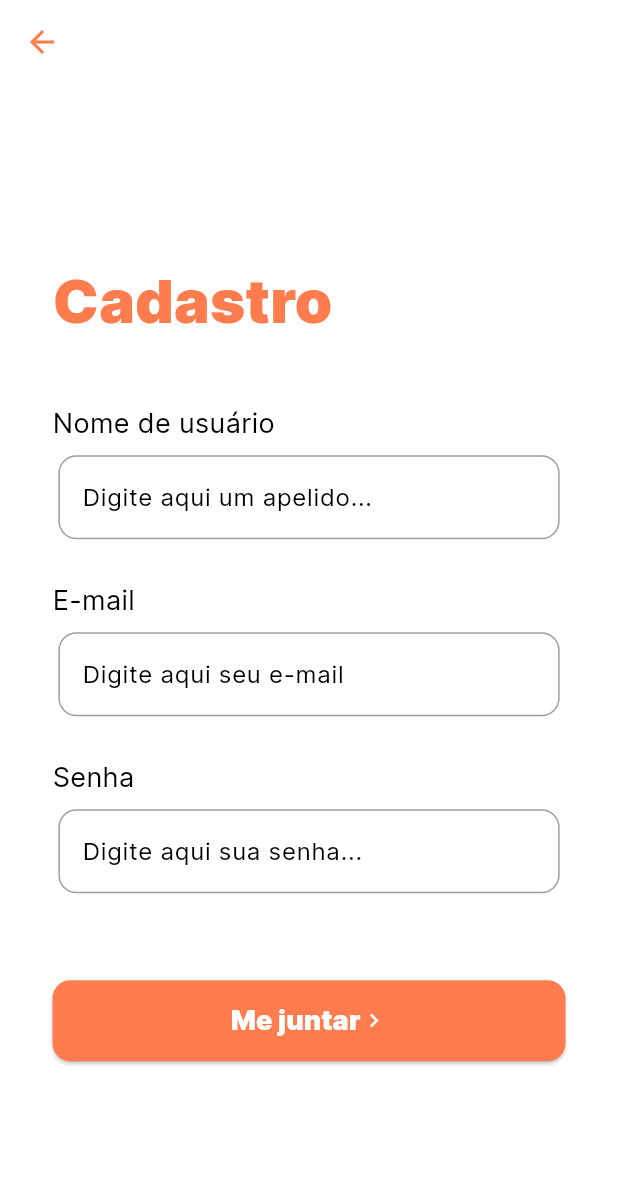
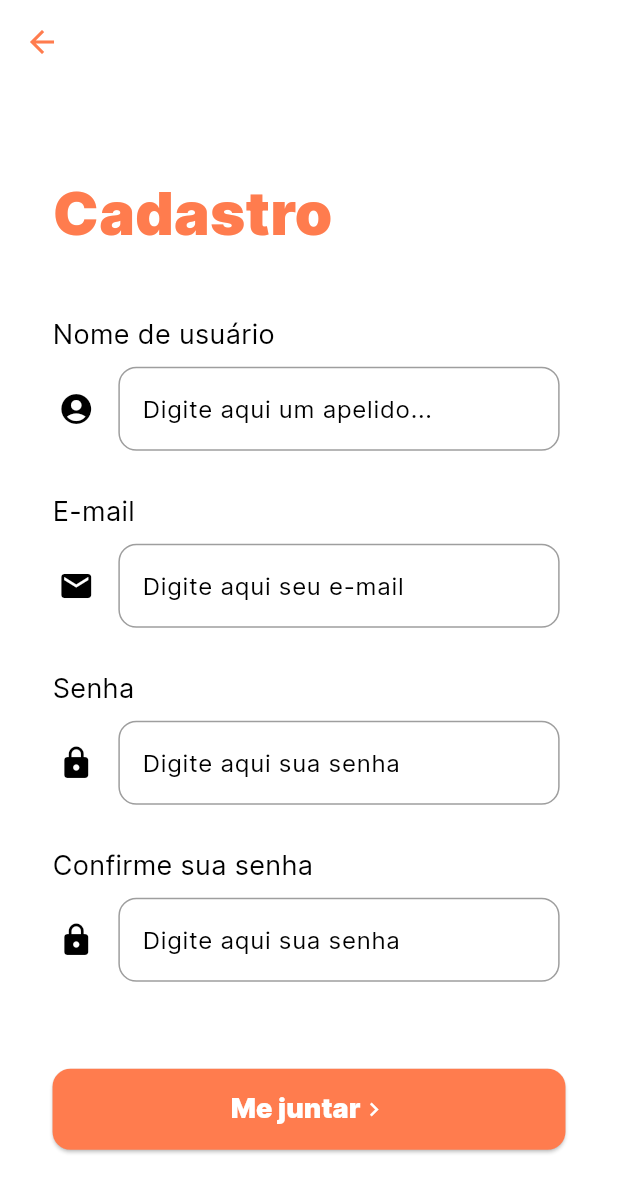
Before and after one commit to morgixin/planner, a Flutter app: the screen it shows after launch, after a tap on "Fazer cadastro", on a phone screen of 412 x 824 dp. Shown: the top 1193 px of the screen. Run offline on Flutter 3.47's test engine with Material 3 defaults, Android fonts, the phone set to English and light mode, and no system bars; our stand-ins replace sqflite; accounts and stored records are empty.

Commit message:
db login cad

```diff
--- /dev/null
+++ b/lib/JSON/users.dart
@@ -0,0 +1,36 @@
+
+import 'dart:convert';
+
+Users usersFromMap(String str) => Users.fromMap(json.decode(str));
+
+String usersToMap(Users data) => json.encode(data.toMap());
+
+class Users {
+  final int? usrId;
+  final String? usrName;
+  final String email;
+  final String password;
+
+  Users({
+    this.usrId,
+    this.usrName,
+    required this.email,
+    required this.password,
+  });
+
+  //These json value must be same as your column name in database that we have already defined
+  //one column didn't match
+  factory Users.fromMap(Map<String, dynamic> json) => Users(
+    usrId: json["usrId"],
+    email: json["email"],
+    usrName: json["usrName"],
+    password: json["usrPassword"],
+  );
+
+  Map<String, dynamic> toMap() => {
+    "usrId": usrId,
+    "email": email,
+    "usrName": usrName,
+    "usrPassword": password,
+  };
+}
--- a/lib/main.dart
+++ b/lib/main.dart
@@ -13,6 +13,7 @@ class MyApp extends StatelessWidget {
   @override
   Widget build(BuildContext context) {
     return MaterialApp(
+      debugShowCheckedModeBanner: false,
       title: 'Planner',
       theme: ThemeData(
         colorScheme: colorScheme(context),
--- a/lib/pages/SignIn.dart
+++ b/lib/pages/SignIn.dart
@@ -1,6 +1,12 @@
 // ignore_for_file: prefer_const_constructors, prefer_const_literals_to_create_immutables
 
 import 'package:flutter/material.dart';
+import 'package:path/path.dart';
+import 'package:sqflite/sqflite.dart';
+import '../sqlite/database_helper.dart';
+import '../JSON/users.dart';
+import 'widgets/textfieldLogin.dart';
+import '../pages/Login.dart';
 
 class SignIn extends StatefulWidget {
   const SignIn({super.key});
@@ -10,30 +16,30 @@ class SignIn extends StatefulWidget {
 }
 
 class _SignInScreenHome extends State<SignIn> {
+  final email = TextEditingController();
+  final usrName = TextEditingController();
+  final password = TextEditingController();
+  final confirmPassword = TextEditingController();
+  final db = DatabaseHelper();
+
   @override
   Widget build(BuildContext context) {
     return Scaffold(
       backgroundColor: Colors.white,
-      appBar: AppBar(backgroundColor: Colors.white, foregroundColor: Theme.of(context).colorScheme.error),
-      body: _SignInScreen(context),
-    );
-  }
-}
-
-Widget _SignInScreen(context) {
-  click() {
-    print('ai! me c.licou mane');
-  }
-
-  return Container(
+      appBar: AppBar(
+          backgroundColor: Colors.white,
+          foregroundColor: Theme.of(context).colorScheme.error),
+      body: Container(
         alignment: Alignment.center,
         child: Column(
             mainAxisAlignment: MainAxisAlignment.center,
             crossAxisAlignment: CrossAxisAlignment.center,
             children: [
               SizedBox(
-          width: MediaQuery.of(context).size.width*0.83,
-          child: Text('Cadastro', style: TextStyle(
+                width: MediaQuery.of(context).size.width * 0.83,
+                child: Text(
+                  'Cadastro',
+                  style: TextStyle(
                     color: Theme.of(context).colorScheme.error,
                     fontFamily: 'Inter',
                     fontWeight: FontWeight.w900,
@@ -41,93 +47,120 @@ Widget _SignInScreen(context) {
                   ),
                 ),
               ),
-
               SizedBox(height: 40),
-
-        SizedBox(width: MediaQuery.of(context).size.width*0.83,
-          child: Text("Nome de usuário", style: TextStyle(fontSize: 18),)),
               SizedBox(
-          width: MediaQuery.of(context).size.width*0.85,
-          child: Padding(
-            padding: const EdgeInsets.all(8.0),
-            child: TextField(
-              decoration: InputDecoration(
-                border: OutlineInputBorder(
-                  borderRadius: BorderRadius.all(Radius.circular(12)),
-                ),
-                enabledBorder: OutlineInputBorder(
-                  borderRadius: BorderRadius.all(Radius.circular(12)),
-                  borderSide: BorderSide(color: Colors.grey)),
-                hintText: 'Digite aqui um apelido...'),
-            ),
-          ),
-        ),
+                  width: MediaQuery.of(context).size.width * 0.83,
+                  child: Text(
+                    "Nome de usuário",
+                    style: TextStyle(fontSize: 18),
+                  )),
+              InputField(
+                  hint: "Digite aqui um apelido...",
+                  icon: Icons.account_circle,
+                  controller: usrName),
               SizedBox(height: 20),
-
-        SizedBox(width: MediaQuery.of(context).size.width*0.83,
-          child: Text("E-mail", style: TextStyle(fontSize: 18),)),
               SizedBox(
-          width: MediaQuery.of(context).size.width*0.85,
-          child: Padding(
-            padding: const EdgeInsets.all(8.0),
-            child: TextField(
-              decoration: InputDecoration(
-                fillColor: Colors.grey,
-                border: OutlineInputBorder(
-                  borderRadius: BorderRadius.all(Radius.circular(12)),
-                ),
-                enabledBorder: OutlineInputBorder(
-                  borderRadius: BorderRadius.all(Radius.circular(12)),
-                  borderSide: BorderSide(color: Colors.grey)),
-                hintText: 'Digite aqui seu e-mail'),
-            ),
-          ),
-        ),
+                  width: MediaQuery.of(context).size.width * 0.83,
+                  child: Text(
+                    "E-mail",
+                    style: TextStyle(fontSize: 18),
+                  )),
+              InputField(
+                  hint: "Digite aqui seu e-mail",
+                  icon: Icons.email,
+                  controller: email),
               SizedBox(height: 20),
-
-        SizedBox(width: MediaQuery.of(context).size.width*0.83,
-          child: Text("Senha", style: TextStyle(fontSize: 18),)),
               SizedBox(
-          width: MediaQuery.of(context).size.width*0.85,
-          child: Padding(
-            padding: const EdgeInsets.all(8.0),
-            child: TextField(
-              decoration: InputDecoration(
-                hintText: 'Digite aqui sua senha...',
-                border: OutlineInputBorder(
-                  borderRadius: BorderRadius.all(Radius.circular(12)),
-                ),
-                enabledBorder: OutlineInputBorder(
-                  borderRadius: BorderRadius.all(Radius.circular(12)),
-                  borderSide: BorderSide(color: Colors.grey)),),
-            ),
-          ),
-        ),
+                  width: MediaQuery.of(context).size.width * 0.83,
+                  child: Text(
+                    "Senha",
+                    style: TextStyle(fontSize: 18),
+                  )),
+              InputField(
+                  hint: "Digite aqui sua senha",
+                  icon: Icons.lock,
+                  controller: password,
+                  passwordInvisible: true),
+              SizedBox(height: 20),
+              SizedBox(
+                  width: MediaQuery.of(context).size.width * 0.83,
+                  child: Text(
+                    "Confirme sua senha",
+                    style: TextStyle(fontSize: 18),
+                  )),
+              InputField(
+                  hint: "Digite aqui sua senha",
+                  icon: Icons.lock,
+                  controller: confirmPassword,
+                  passwordInvisible: true),
               SizedBox(height: 50),
-
               SizedBox(
-        width: MediaQuery.of(context).size.width*0.83,
+                width: MediaQuery.of(context).size.width * 0.83,
                 height: 54,
                 child: ElevatedButton(
                   style: ButtonStyle(
                       backgroundColor: MaterialStateProperty.all<Color>(
-              Theme.of(context).colorScheme.error
-            ),
+                          Theme.of(context).colorScheme.error),
                       shape: MaterialStateProperty.all<RoundedRectangleBorder>(
                           RoundedRectangleBorder(
                         borderRadius: BorderRadius.circular(12.0),
-              )
-            )
+                      ))),
+                  onPressed: () async {
+                    Users? usrDetails = await db.getUser(email.text);
+                    var userExists = await db.authenticate(
+                        Users(email: email.text, password: password.text));
+                    if (userExists) {
+                      showDialog(
+                        context: context,
+                        builder: (context) => AlertDialog(
+                          title: Text('Erro de Cadastro'),
+                          content: Text(
+                              'Usuário já existe. Tente um nome diferente.'),
+                          actions: [
+                            TextButton(
+                              onPressed: () {
+                                Navigator.of(context).pop();
+                              },
+                              child: Text('OK'),
                             ),
-        onPressed: click,
+                          ],
+                        ),
+                      );
+                    } else {
+                      var res = await db.createUser(Users(
+                          email: email.text,
+                          usrName: usrName.text,
+                          password: password.text));
+                      if (res > 0) {
+                        if (!mounted) return;
+                        Navigator.push(
+                            context,
+                            MaterialPageRoute(
+                                builder: (context) => const Login()));
+                      }
+                    }
+                  },
                   child: Row(
                     mainAxisAlignment: MainAxisAlignment.center,
                     children: [
-            Text("Me juntar", style: TextStyle(fontFamily: 'Inter', fontWeight: FontWeight.w900, fontSize: 18, color: Colors.white),),
-            Icon(Icons.chevron_right, color: Colors.white,),
+                      Text(
+                        "Me juntar",
+                        style: TextStyle(
+                            fontFamily: 'Inter',
+                            fontWeight: FontWeight.w900,
+                            fontSize: 18,
+                            color: Colors.white),
+                      ),
+                      Icon(
+                        Icons.chevron_right,
+                        color: Colors.white,
+                      ),
                     ],
-        ),),
+                  ),
+                ),
               ),
             ]),
+      ),
     );
   }
+}
--- /dev/null
+++ b/lib/pages/widgets/textfieldLogin.dart
@@ -0,0 +1,41 @@
+//Our custom textfield
+
+import 'package:flutter/material.dart';
+import 'package:planner/colors.dart';
+
+class InputField extends StatelessWidget {
+  final String hint;
+  final IconData icon;
+  final bool passwordInvisible;
+  final TextEditingController controller;
+  const InputField(
+      {super.key,
+      required this.hint,
+      required this.icon,
+      required this.controller,
+      this.passwordInvisible = false});
+
+  @override
+  Widget build(BuildContext context) {
+    return SizedBox(
+      width: MediaQuery.of(context).size.width * 0.85,
+      child: Padding(
+        padding: const EdgeInsets.all(8.0),
+        child: TextFormField(
+          obscureText: passwordInvisible,
+          controller: controller,
+          decoration: InputDecoration(
+              icon: Icon(icon),
+              fillColor: Colors.grey,
+              border: OutlineInputBorder(
+                borderRadius: BorderRadius.all(Radius.circular(12)),
+              ),
+              enabledBorder: OutlineInputBorder(
+                  borderRadius: BorderRadius.all(Radius.circular(12)),
+                  borderSide: BorderSide(color: Colors.grey)),
+              hintText: hint),
+        ),
+      ),
+    );
+  }
+}
--- /dev/null
+++ b/lib/sqlite/database_helper.dart
@@ -0,0 +1,59 @@
+import 'package:path/path.dart';
+import 'package:sqflite/sqflite.dart';
+
+import '../JSON/users.dart';
+
+class DatabaseHelper {
+  final databaseName = "auth.db";
+
+  //Tables
+
+  //Don't put a comma at the end of a column in sqlite
+
+  String user = '''
+    CREATE TABLE users (
+      id INTEGER PRIMARY KEY AUTOINCREMENT,
+      name VARCHAR NOT NULL,
+      email VARCHAR NOT NULL,
+      password VARCHAR NOT NULL
+    )
+   ''';
+
+  //Our connection is ready
+  Future<Database> initDB() async {
+    final databasePath = await getDatabasesPath();
+    final path = join(databasePath, databaseName);
+
+    return openDatabase(path, version: 1, onCreate: (db, version) async {
+      await db.execute(user);
+    });
+  }
+
+  //Function methods
+
+  //Authentication
+  Future<bool> authenticate(Users usr) async {
+    final Database db = await initDB();
+    var result = await db.rawQuery(
+        "select * from users where usrName = '${usr.usrName}' AND usrPassword = '${usr.password}' ");
+    if (result.isNotEmpty) {
+      return true;
+    } else {
+      return false;
+    }
+  }
+
+  //Sign up
+  Future<int> createUser(Users usr) async {
+    final Database db = await initDB();
+    return db.insert("users", usr.toMap());
+  }
+
+  //Get current User details
+  Future<Users?> getUser(String usrName) async {
+    final Database db = await initDB();
+    var res =
+        await db.query("users", where: "usrName = ?", whereArgs: [usrName]);
+    return res.isNotEmpty ? Users.fromMap(res.first) : null;
+  }
+}
```
Also changed, not shown: lib/pages/Home.dart (+6 -1 lines), lib/pages/Login.dart (+88 -60 lines), lib/helper/account_helper.dart (deleted), lib/sqlite/task_helper.dart (renamed from lib/helper/task_helper.dart). Lines whose indentation alone changed are shown as unchanged.
